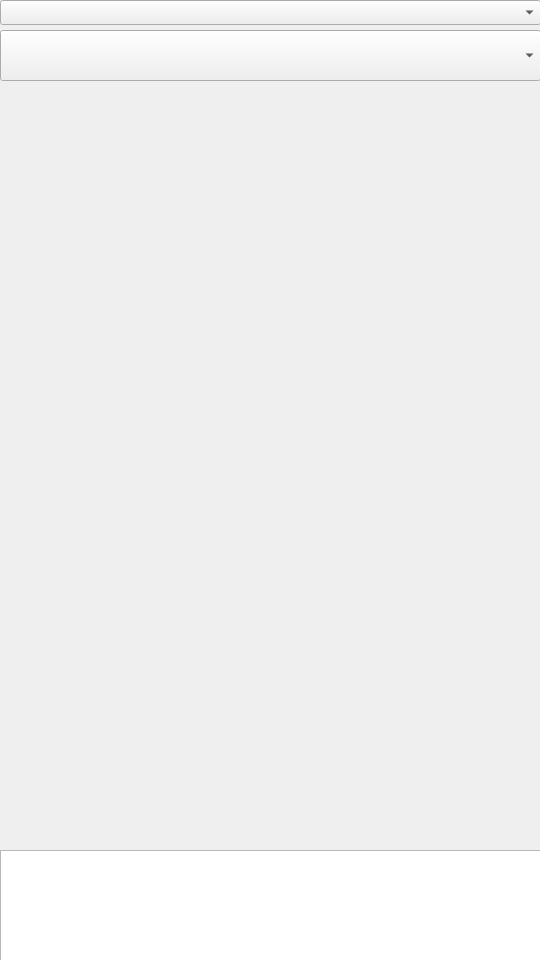
Old version of the form Apps/IoT-Dashboard/mainwindow.ui in the repository quachconghoang/agricultureDrone.
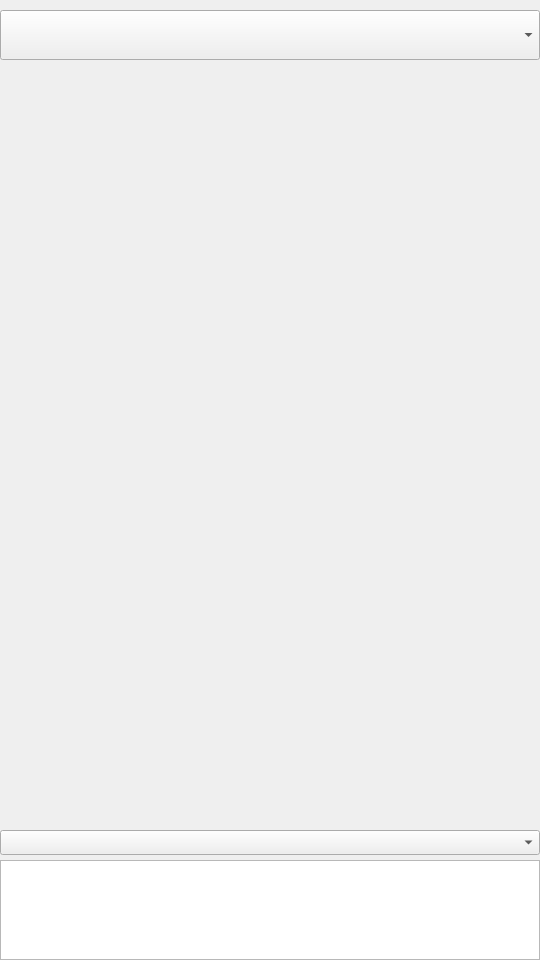
New version of the form. Icons and pictures are not drawn.

```diff
--- a/Apps/IoT-Dashboard/mainwindow.ui
+++ b/Apps/IoT-Dashboard/mainwindow.ui
@@ -25,8 +25,8 @@
     <property name="geometry">
      <rect>
       <x>0</x>
-      <y>0</y>
-      <width>541</width>
+      <y>830</y>
+      <width>540</width>
       <height>25</height>
      </rect>
     </property>
@@ -35,9 +35,9 @@
     <property name="geometry">
      <rect>
       <x>0</x>
-      <y>850</y>
-      <width>541</width>
-      <height>111</height>
+      <y>860</y>
+      <width>540</width>
+      <height>100</height>
      </rect>
     </property>
    </widget>
@@ -45,9 +45,9 @@
     <property name="geometry">
      <rect>
       <x>0</x>
-      <y>30</y>
-      <width>541</width>
-      <height>51</height>
+      <y>10</y>
+      <width>540</width>
+      <height>50</height>
      </rect>
     </property>
     <property name="iconSize">
```
